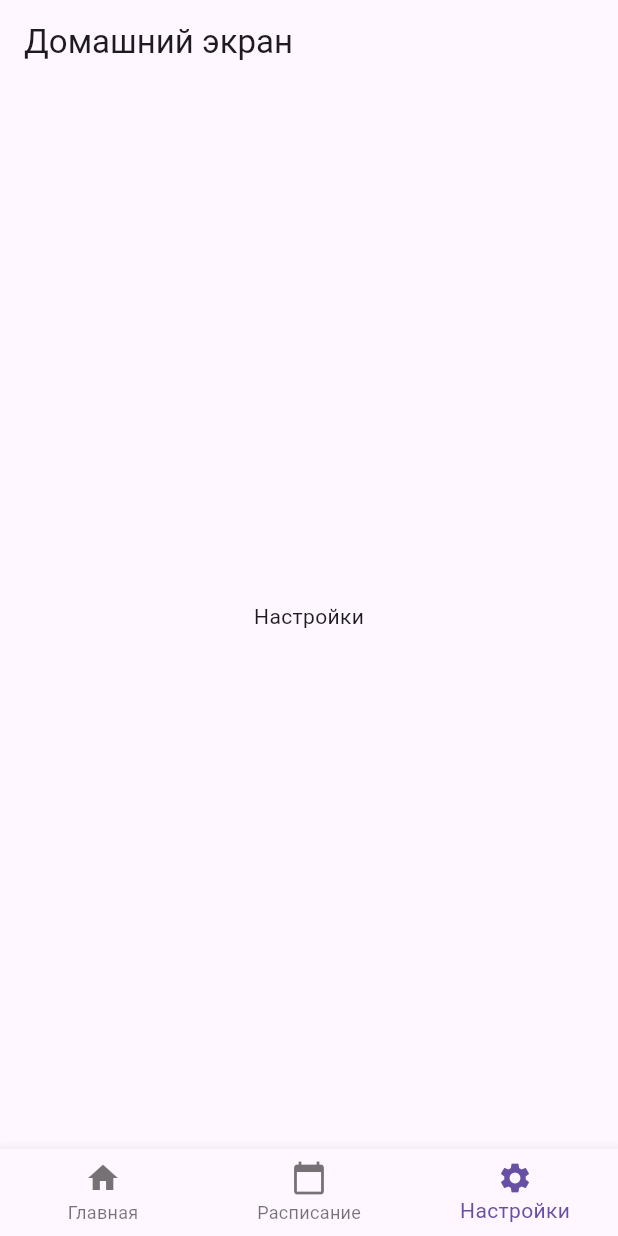
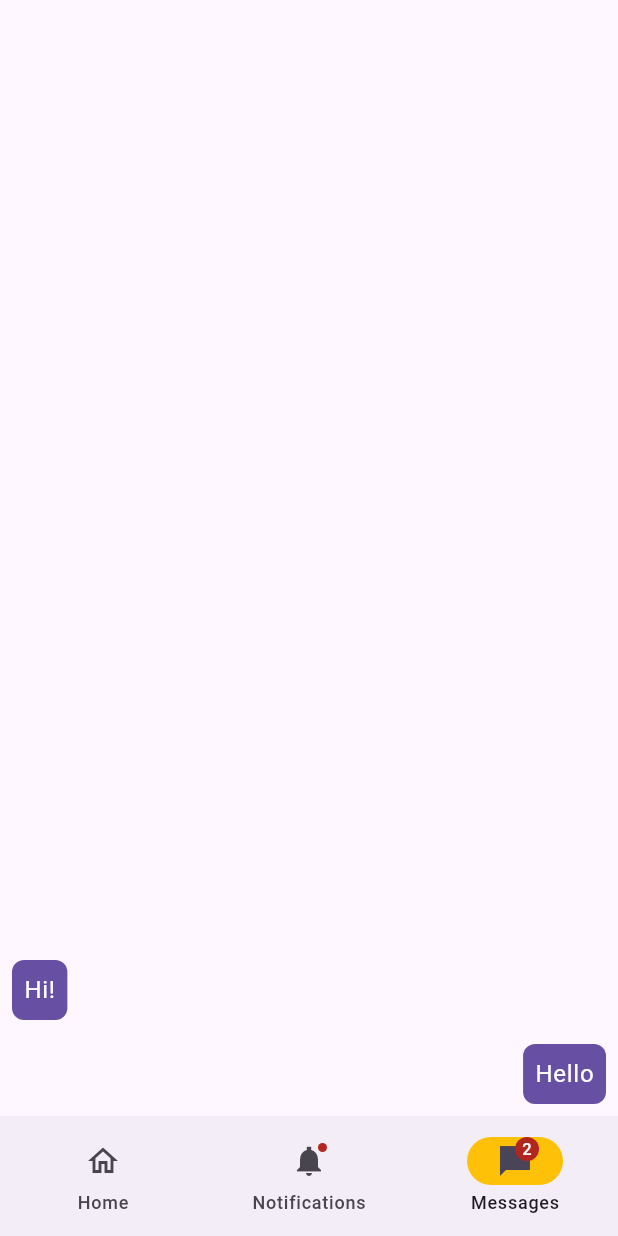
Before and after one commit to ozernyifei/planner, a Flutter app: the screen it shows after launch, item 3 of the bottom bar chosen, on a phone screen of 412 x 824 dp. Run offline on Flutter 3.47's test engine with Material 3 defaults, Android fonts, the phone set to English and light mode, and no system bars.

Commit message:
new windows (empty)

```diff
--- /dev/null
+++ b/lib/screens/calendar_screen.dart
@@ -0,0 +1 @@
+// import 'package:flutter/material.dart';
--- a/lib/screens/home_screen.dart
+++ b/lib/screens/home_screen.dart
@@ -1,66 +1,184 @@
 import 'package:flutter/material.dart';
+
 
 class HomeScreen extends StatefulWidget {
   @override
-  // ignore: library_private_types_in_public_api
-  _HomeScreenState createState() => _HomeScreenState();
+  State<HomeScreen> createState() => _HomeScreenState();
 }
 
 class _HomeScreenState extends State<HomeScreen> {
-  int _selectedIndex = 0;
-
-  void _onItemTapped(int index) {
-    setState(() {
-      _selectedIndex = index;
-    });
-  }
+  int currentPageIndex = 0;
 
   @override
   Widget build(BuildContext context) {
+    final theme = Theme.of(context);
     return Scaffold(
-      appBar: AppBar(
-        title: const Text('Домашний экран'),
-      ),
-      body: _bodyWidget,
-      bottomNavigationBar: BottomNavigationBar(
-        items: const [
-          BottomNavigationBarItem(
-            icon: Icon(Icons.home),
-            label: 'Главная',
+      bottomNavigationBar: NavigationBar(
+        onDestinationSelected: ( index) {
+          setState(() {
+            currentPageIndex = index;
+          });
+        },
+        indicatorColor: Colors.amber,
+        selectedIndex: currentPageIndex,
+        destinations: const <Widget>[
+          NavigationDestination(
+            selectedIcon: Icon(Icons.home),
+            icon: Icon(Icons.home_outlined),
+            label: 'Home',
           ),
-          BottomNavigationBarItem(
-            icon: Icon(Icons.calendar_today),
-            label: 'Расписание',
+          NavigationDestination(
+            icon: Badge(child: Icon(Icons.notifications_sharp)),
+            label: 'Notifications',
           ),
-          BottomNavigationBarItem(
-            icon: Icon(Icons.settings),
-            label: 'Настройки',
+          NavigationDestination(
+            icon: Badge(
+              label: Text('2'),
+              child: Icon(Icons.messenger_sharp),
+            ),
+            label: 'Messages',
           ),
         ],
-        currentIndex: _selectedIndex,
-        onTap: _onItemTapped,
       ),
+      body: <Widget>[
+        /// Home page
+        Card(
+          shadowColor: Colors.transparent,
+          margin: const EdgeInsets.all(8),
+          child: SizedBox.expand(
+            child: Center(
+              child: Text(
+                'Home page',
+                style: theme.textTheme.titleLarge,
+              ),
+            ),
+          ),
+        ),
+
+        /// Notifications page
+        const Padding(
+          padding: EdgeInsets.all(8),
+          child: Column(
+            children: <Widget>[
+              Card(
+                child: ListTile(
+                  leading: Icon(Icons.notifications_sharp),
+                  title: Text('Notification 1'),
+                  subtitle: Text('This is a notification'),
+                ),
+              ),
+              Card(
+                child: ListTile(
+                  leading: Icon(Icons.notifications_sharp),
+                  title: Text('Notification 2'),
+                  subtitle: Text('This is a notification'),
+                ),
+              ),
+            ],
+          ),
+        ),
+
+        /// Messages page
+        ListView.builder(
+          reverse: true,
+          itemCount: 2,
+          itemBuilder: (context, index) {
+            if (index == 0) {
+              return Align(
+                alignment: Alignment.centerRight,
+                child: Container(
+                  margin: const EdgeInsets.all(8),
+                  padding: const EdgeInsets.all(8),
+                  decoration: BoxDecoration(
+                    color: theme.colorScheme.primary,
+                    borderRadius: BorderRadius.circular(8),
+                  ),
+                  child: Text(
+                    'Hello',
+                    style: theme.textTheme.bodyLarge!
+                        .copyWith(color: theme.colorScheme.onPrimary),
+                  ),
+                ),
+              );
+            }
+            return Align(
+              alignment: Alignment.centerLeft,
+              child: Container(
+                margin: const EdgeInsets.all(8),
+                padding: const EdgeInsets.all(8),
+                decoration: BoxDecoration(
+                  color: theme.colorScheme.primary,
+                  borderRadius: BorderRadius.circular(8),
+                ),
+                child: Text(
+                  'Hi!',
+                  style: theme.textTheme.bodyLarge!
+                      .copyWith(color: theme.colorScheme.onPrimary),
+                ),
+              ),
+            );
+          },
+        ),
+      ][currentPageIndex],
     );
   }
+}
+// class _HomeScreenState extends State<HomeScreen> {
+//   int _selectedIndex = 0;
+//   late Color _iconColor;
 
-  Widget get _bodyWidget {
-    switch (_selectedIndex) {
-      case 0:
-        return const Center(
-          child: Text('Главная'),
-        );
-      case 1:
-        return const Center(
-          child: Text('Расписание'),
-        );
-      case 2:
-        return const Center(
-          child: Text('Настройки'),
-        );
-      default:
-        return const Center(
-          child: Text('Неизвестная страница'),
-        );
-    }
-  }
-}
+//   void _onItemTapped(int index) {
+//     setState(() {
+//       _selectedIndex = index;
+//     });
+//   }
+
+//   @override
+//   Widget build(BuildContext context) {
+//     return Scaffold(
+//       appBar: AppBar(
+//         title: const Text('Студент+'),
+//       ),
+//       body: _bodyWidget,
+//       bottomNavigationBar: BottomNavigationBar(
+//         items: const [
+//           BottomNavigationBarItem(
+//             icon: Icon(Icons.home),
+//             label: 'Главная',
+//           ),
+//           BottomNavigationBarItem(
+//             icon: Icon(Icons.calendar_today),
+//             label: 'Расписание',
+//           ),
+//           BottomNavigationBarItem(
+//             icon: Icon(Icons.settings),
+//             label: 'Настройки',
+//           ),
+//         ],
+//         currentIndex: _selectedIndex,
+//         onTap: _onItemTapped,
+//       ),
+//     );
+//   }
+
+//   Widget get _bodyWidget {
+//     switch (_selectedIndex) {
+//       case 0:
+//         return const Center(
+//           child: Text('Главная'),
+//         );
+//       case 1:
+//         return const Center(
+//           child: Text('Расписание'),
+//         );
+//       case 2:
+//         return const Center(
+//           child: Text('Настройки'),
+//         );
+//       default:
+//         return const Center(
+//           child: Text('Неизвестная страница'),
+//         );
+//     }
+//   }
+// }
```
Also changed, not shown: lib/screens/settings_screen.dart (added, +7 -0 lines).
